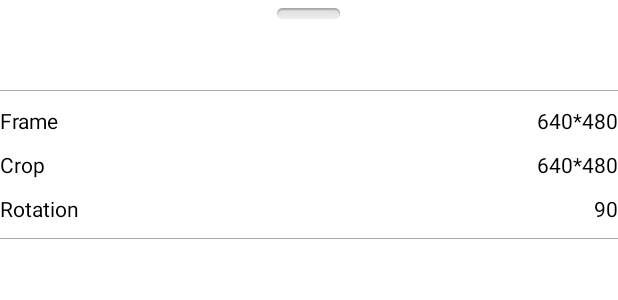
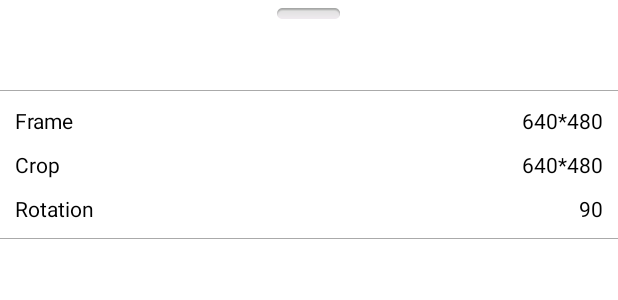
Before and after one commit to tangger2000/AILab, an Android app: the layout layout_bottom_sheet.xml on its own in the app's theme, with its tools: preview values and no code run, on a phone screen of 412 x 824 dp. Shown: the top 300 px of the screen. Run offline under Robolectric (Android 15) with nearby library versions, the light colour scheme and no system bars; network calls fail.

Commit message:
优化UI；

```diff
--- a/app/build.gradle
+++ b/app/build.gradle
@@ -10,7 +10,7 @@ android {
         minSdkVersion 21
         targetSdkVersion 30
         versionCode 1
-        versionName "1.1"
+        versionName "1.1-alpha"
 
         testInstrumentationRunner "androidx.test.runner.AndroidJUnitRunner"
         ndk {
--- a/app/src/main/res/layout/layout_bottom_sheet.xml
+++ b/app/src/main/res/layout/layout_bottom_sheet.xml
@@ -39,6 +39,7 @@
                 android:layout_height="wrap_content"
                 android:layout_weight="1"
                 android:layout_marginTop="10dp"
+                android:layout_marginStart="10dp"
                 android:textSize="16sp" />
             <TextView
                 android:id="@+id/result_value_text"
@@ -46,6 +47,7 @@
                 android:layout_height="wrap_content"
                 android:layout_weight="1"
                 android:layout_marginTop="10dp"
+                android:layout_marginEnd="10dp"
                 android:gravity="end"
                 android:textSize="16sp" />
         </LinearLayout>
@@ -65,6 +67,7 @@
                 android:layout_height="wrap_content"
                 android:layout_weight="1"
                 android:layout_marginTop="10dp"
+                android:layout_marginStart="10dp"
                 android:text="Frame"
                 android:textColor="@android:color/black" />
             <TextView
@@ -72,6 +75,7 @@
                 android:layout_height="wrap_content"
                 android:layout_weight="1"
                 android:layout_marginTop="10dp"
+                android:layout_marginEnd="10dp"
                 android:gravity="end"
                 android:text="640*480"
                 android:textColor="@android:color/black"/>
@@ -87,6 +91,7 @@
                 android:layout_height="wrap_content"
                 android:layout_weight="1"
                 android:layout_marginTop="10dp"
+                android:layout_marginStart="10dp"
                 android:text="Crop"
                 android:textColor="@android:color/black" />
 
@@ -95,6 +100,7 @@
                 android:layout_height="wrap_content"
                 android:layout_weight="1"
                 android:layout_marginTop="10dp"
+                android:layout_marginEnd="10dp"
                 android:gravity="end"
                 android:text="640*480"
                 android:textColor="@android:color/black"/>
@@ -110,6 +116,7 @@
                 android:layout_height="wrap_content"
                 android:layout_weight="1"
                 android:layout_marginTop="10dp"
+                android:layout_marginStart="10dp"
                 android:text="Rotation"
                 android:textColor="@android:color/black" />
 
@@ -118,6 +125,7 @@
                 android:layout_height="wrap_content"
                 android:layout_weight="1"
                 android:layout_marginTop="10dp"
+                android:layout_marginEnd="10dp"
                 android:gravity="end"
                 android:text="90"
                 android:textColor="@android:color/black"/>
```
Also changed, not shown: 1 other file.
